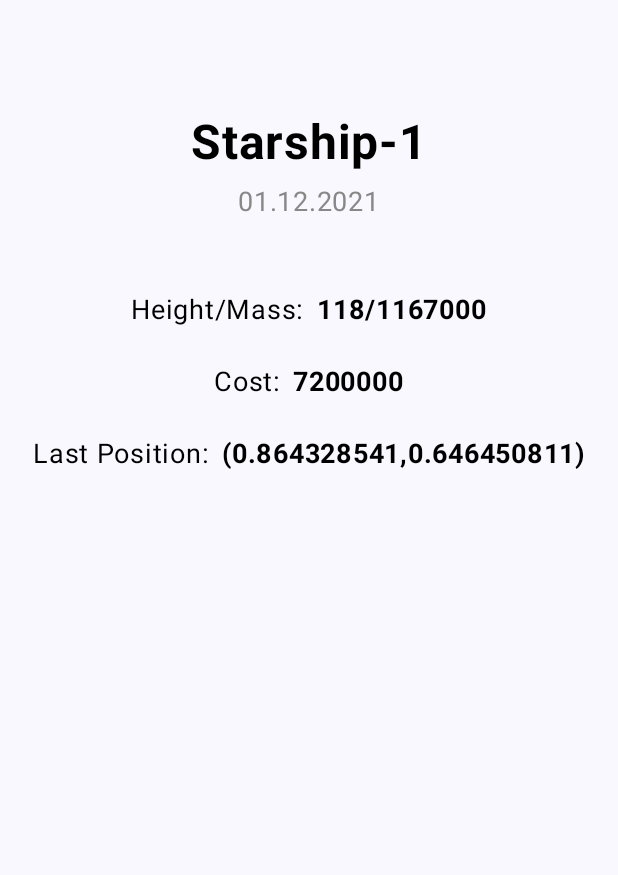
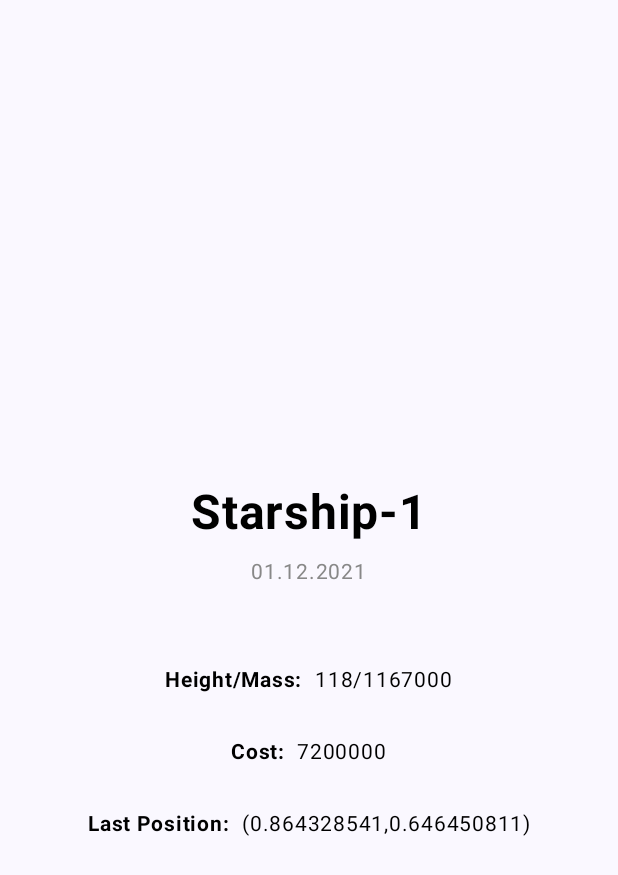
Before and after one commit to UgurYasarKazdal/SatellitePosition, an Android app built with Jetpack Compose: the screen it shows after launch (MainActivity), after a tap on "Starship-1", on a phone screen of 412 x 824 dp. Shown: the top 875 px of the screen. Run offline under Robolectric (Android 15) with nearby library versions, the phone set to English and light mode, and no system bars.

Commit message:
final touches (states, search bar, textcolor etc.  )

```diff
--- a/app/src/main/java/com/uyk/satellite/detail/presentation/SatelliteDetailBody.kt
+++ b/app/src/main/java/com/uyk/satellite/detail/presentation/SatelliteDetailBody.kt
@@ -1,6 +1,7 @@
 package com.uyk.satellite.detail.presentation
 
 import SatelliteDetailRow
+import android.util.Log
 import androidx.compose.foundation.layout.Arrangement
 import androidx.compose.foundation.layout.Box
 import androidx.compose.foundation.layout.Column
@@ -12,6 +13,8 @@ import androidx.compose.material3.MaterialTheme
 import androidx.compose.material3.Surface
 import androidx.compose.material3.Text
 import androidx.compose.runtime.Composable
+import androidx.compose.runtime.collectAsState
+import androidx.compose.runtime.getValue
 import androidx.compose.ui.Alignment
 import androidx.compose.ui.Modifier
 import androidx.compose.ui.graphics.Color
@@ -19,22 +22,17 @@ import androidx.compose.ui.text.font.FontWeight
 import androidx.compose.ui.unit.dp
 import androidx.compose.ui.unit.sp
 import com.uyk.satellite.detail.data.SatelliteDetail
+import com.uyk.satellite.util.getLineNumber
+
 
 @Composable
 fun DetailBody(
     satelliteName: String,
     satelliteDetail: SatelliteDetail,
-    satellitePosition: String
+    positionContent: @Composable () -> Unit
 ) {
-    if (satelliteDetail == null) {
-        Box(
-            modifier = Modifier.fillMaxSize(),
-            contentAlignment = Alignment.Center
-        ) {
-            Text("Uydu detayları bulunamadı.", color = Color.Gray, fontSize = 18.sp)
-        }
-        return
-    }
+
+    Log.e("DetailBody", "where are we: ${getLineNumber()}")
 
     Surface(
         modifier = Modifier.fillMaxSize(),
@@ -45,7 +43,7 @@ fun DetailBody(
                 .fillMaxSize()
                 .padding(16.dp),
             horizontalAlignment = Alignment.CenterHorizontally,
-            verticalArrangement = Arrangement.Top // İçeriği en üste hizala
+            verticalArrangement = Arrangement.Center // İçeriği en üste hizala
         ) {
             Spacer(modifier = Modifier.height(60.dp)) // Üstten boşluk bırak
 
@@ -61,7 +59,7 @@ fun DetailBody(
             // İlk Uçuş Tarihi
             Text(
                 text = satelliteDetail.firstFlightDate,
-                fontSize = 18.sp,
+                fontSize = 14.sp,
                 color = Color.Gray
             )
 
@@ -84,10 +82,15 @@ fun DetailBody(
             Spacer(modifier = Modifier.height(24.dp))
 
             // Last Position
-            SatelliteDetailRow(
-                label = "Last Position:",
-                value = satellitePosition
-            )
+            positionContent()
         }
     }
 }
+
+@Composable
+fun SatellitePositionSection(viewModel: SatelliteDetailViewModel) {
+    val satellitePosition by viewModel.satellitePosition.collectAsState()
+    val position = (satellitePosition as? UiState.Success)?.data ?: "N/A"
+
+    SatelliteDetailRow(label = "Last Position:", position)
+}
--- a/app/src/main/java/com/uyk/satellite/detail/presentation/SatelliteDetailRow.kt
+++ b/app/src/main/java/com/uyk/satellite/detail/presentation/SatelliteDetailRow.kt
@@ -9,6 +9,7 @@ import androidx.compose.ui.Alignment
 import androidx.compose.ui.Modifier
 import androidx.compose.ui.graphics.Color
 import androidx.compose.ui.text.font.FontWeight
+import androidx.compose.ui.text.style.TextOverflow
 import androidx.compose.ui.unit.dp
 import androidx.compose.ui.unit.sp
 
@@ -21,15 +22,19 @@ fun SatelliteDetailRow(label: String, value: String) {
     ) {
         Text(
             text = label,
-            fontSize = 18.sp,
-            fontWeight = FontWeight.Normal,
+            maxLines = 1,
+            overflow = TextOverflow.Ellipsis,
+            fontSize = 14.sp,
+            fontWeight = FontWeight.Bold,
             color = Color.Black
         )
         Spacer(modifier = Modifier.width(8.dp)) // Etiket ve değer arasına boşluk
         Text(
             text = value,
-            fontSize = 18.sp,
-            fontWeight = FontWeight.Bold,
+            maxLines = 1,
+            overflow = TextOverflow.Ellipsis,
+            fontSize = 14.sp,
+            fontWeight = FontWeight.Normal,
             color = Color.Black
         )
     }
--- a/app/src/main/java/com/uyk/satellite/detail/presentation/SatelliteDetailScreen.kt
+++ b/app/src/main/java/com/uyk/satellite/detail/presentation/SatelliteDetailScreen.kt
@@ -1,5 +1,6 @@
 package com.uyk.satellite.detail.presentation
 
+import android.util.Log
 import androidx.compose.foundation.layout.Box
 import androidx.compose.foundation.layout.fillMaxSize
 import androidx.compose.material3.CircularProgressIndicator
@@ -10,22 +11,21 @@ import androidx.compose.runtime.collectAsState
 import androidx.compose.runtime.getValue
 import androidx.compose.ui.Alignment
 import androidx.compose.ui.Modifier
+import com.uyk.satellite.util.getLineNumber
 import org.koin.compose.viewmodel.koinViewModel
-
 
 @Composable
 fun SatelliteDetailScreen(satelliteName: String, satelliteId: Int) {
     val satelliteDetailViewModel = koinViewModel<SatelliteDetailViewModel>()
 
     val satelliteDetail by satelliteDetailViewModel.satelliteDetail.collectAsState()
-    val satellitePosition by satelliteDetailViewModel.satellitePosition.collectAsState()
-
-    satelliteDetailViewModel.getSatelliteDetail(satelliteId = satelliteId.toString())
 
     LaunchedEffect(satelliteId) {
         satelliteDetailViewModel.getSatelliteDetail(satelliteId = satelliteId.toString())
         satelliteDetailViewModel.startPositionUpdates(satelliteId.toString())
     }
+
+    Log.e("SatelliteDetailScreen", "where are we: ${getLineNumber()}")
 
     when (satelliteDetail) {
         is UiState.Loading -> {
@@ -40,12 +40,17 @@ fun SatelliteDetailScreen(satelliteName: String, satelliteId: Int) {
 
         is UiState.Success -> {
             val detail = (satelliteDetail as UiState.Success).data
-            val position = (satellitePosition as? UiState.Success)?.data ?: "N/A"
+
+            //logları takip etmek için getLineNumber kullanıldı.
+            Log.e("SatelliteDetailScreen", "where are we: ${getLineNumber()}")
 
             DetailBody(
                 satelliteName = satelliteName,
                 satelliteDetail = detail,
-                satellitePosition = position
+                positionContent = {
+                    //pozisyon güncellemesinde tüm ekran yeniden çizilmesin pozsiyon bilgisi ayrı bir composeable içine alındı
+                    SatellitePositionSection(satelliteDetailViewModel)
+                }
             )
         }
 
@@ -60,5 +65,4 @@ fun SatelliteDetailScreen(satelliteName: String, satelliteId: Int) {
         }
 
     }
-
 }
--- a/app/src/main/java/com/uyk/satellite/list/presentation/SatelliteItem.kt
+++ b/app/src/main/java/com/uyk/satellite/list/presentation/SatelliteItem.kt
@@ -5,15 +5,16 @@ import androidx.compose.foundation.layout.Box
 import androidx.compose.foundation.layout.Column
 import androidx.compose.foundation.layout.Row
 import androidx.compose.foundation.layout.Spacer
-import androidx.compose.foundation.layout.fillMaxWidth
 import androidx.compose.foundation.layout.padding
 import androidx.compose.foundation.layout.size
 import androidx.compose.foundation.layout.width
+import androidx.compose.foundation.layout.wrapContentWidth
 import androidx.compose.foundation.shape.CircleShape
 import androidx.compose.material3.Text
 import androidx.compose.runtime.Composable
 import androidx.compose.ui.Alignment
 import androidx.compose.ui.Modifier
+import androidx.compose.ui.draw.alpha
 import androidx.compose.ui.graphics.Color
 import androidx.compose.ui.text.font.FontWeight
 import androidx.compose.ui.unit.dp
@@ -25,27 +26,29 @@ import com.uyk.satellite.list.data.SatelliteStatus
 fun SatelliteItem(satellite: Satellite, modifier: Modifier = Modifier) {
     Row(
         modifier = modifier
-            .fillMaxWidth()
+            .wrapContentWidth()
             .padding(16.dp),
         verticalAlignment = Alignment.CenterVertically
     ) {
-        // Uydu durumuna göre renkli nokta
+        // Uydu durumuna göre renkli nokta ve satır alpha değeri
 
-        val color = when (satellite.status) {
-            SatelliteStatus.ACTIVE -> Color.Green
-            SatelliteStatus.PASSIVE -> Color.Red
+        val (statusColor, rowAlphaOnStatus) = when (satellite.status) {
+            SatelliteStatus.ACTIVE -> Color.Green to 1f
+            SatelliteStatus.PASSIVE -> Color.Red to 0.5f
         }
 
         Box(
             modifier = Modifier
                 .size(12.dp)
-                .background(color, shape = CircleShape)
+                .background(statusColor, shape = CircleShape)
         )
 
         Spacer(modifier = Modifier.width(16.dp))
 
         // Uydu adı ve durumu
-        Column {
+        Column(
+            modifier = Modifier.alpha(rowAlphaOnStatus)
+        ) {
             Text(
                 text = satellite.name,
                 fontSize = 18.sp,
--- a/app/src/main/java/com/uyk/satellite/list/presentation/SatelliteScreen.kt
+++ b/app/src/main/java/com/uyk/satellite/list/presentation/SatelliteScreen.kt
@@ -1,20 +1,25 @@
 package com.uyk.satellite.list.presentation
 
+import androidx.compose.foundation.background
 import androidx.compose.foundation.clickable
-import androidx.compose.foundation.layout.Arrangement
 import androidx.compose.foundation.layout.Box
 import androidx.compose.foundation.layout.Column
 import androidx.compose.foundation.layout.PaddingValues
+import androidx.compose.foundation.layout.Row
+import androidx.compose.foundation.layout.Spacer
 import androidx.compose.foundation.layout.fillMaxSize
 import androidx.compose.foundation.layout.fillMaxWidth
+import androidx.compose.foundation.layout.height
 import androidx.compose.foundation.layout.padding
+import androidx.compose.foundation.layout.size
+import androidx.compose.foundation.layout.width
 import androidx.compose.foundation.lazy.LazyColumn
 import androidx.compose.foundation.lazy.itemsIndexed
+import androidx.compose.foundation.shape.RoundedCornerShape
+import androidx.compose.foundation.text.BasicTextField
 import androidx.compose.material3.CircularProgressIndicator
 import androidx.compose.material3.Icon
 import androidx.compose.material3.MaterialTheme
-import androidx.compose.material3.OutlinedTextField
-import androidx.compose.material3.OutlinedTextFieldDefaults
 import androidx.compose.material3.Surface
 import androidx.compose.material3.Text
 import androidx.compose.runtime.Composable
@@ -24,6 +29,7 @@ import androidx.compose.ui.Alignment
 import androidx.compose.ui.Modifier
 import androidx.compose.ui.graphics.Color
 import androidx.compose.ui.res.painterResource
+import androidx.compose.ui.text.TextStyle
 import androidx.compose.ui.text.font.FontWeight
 import androidx.compose.ui.unit.dp
 import androidx.compose.ui.unit.sp
@@ -47,34 +53,53 @@ fun SatelliteScreen(onSatelliteClick: (String, Int) -> Unit) {
         color = MaterialTheme.colorScheme.background
     ) {
         Column(
-            modifier = Modifier.fillMaxSize()
+            modifier = Modifier
+                .fillMaxSize()
+                .padding(horizontal = 16.dp),
         ) {
+            Spacer(modifier = Modifier.height(16.dp)) // üst boşluk
             // Arama çubuğu
-            OutlinedTextField(
-                value = query,
-                onValueChange = satelliteViewModel::onQueryChanged,
+            Box(
                 modifier = Modifier
                     .fillMaxWidth()
-                    .padding(horizontal = 16.dp, vertical = 8.dp),
-                placeholder = {
-                    Text(
-                        "Search",
-                        color = Color.Gray,
-                        fontSize = 16.sp,
-                        fontWeight = FontWeight.Normal
+                    .background(Color.White, shape = RoundedCornerShape(8.dp))
+                    .padding(vertical = 4.dp)
+            ) {
+                Row(
+                    verticalAlignment = Alignment.CenterVertically
+                ) {
+                    Icon(
+                        painter = painterResource(id = R.drawable.baseline_search_24),
+                        contentDescription = "Search Icon",
+                        tint = Color.Gray,
+                        modifier = Modifier.size(20.dp)
                     )
-                },
-                leadingIcon = {
-                    Icon(
-                        painter = painterResource(id = R.drawable.baseline_search_24), // Arama ikonu
-                        contentDescription = "Search Icon"
+
+                    Spacer(modifier = Modifier.width(8.dp))
+
+                    BasicTextField(
+                        value = query,
+                        onValueChange = satelliteViewModel::onQueryChanged, singleLine = true,
+                        textStyle = TextStyle(
+                            color = Color.Black,
+                            fontSize = 14.sp
+                        ),
+                        modifier = Modifier.fillMaxWidth(),
+                        decorationBox = { innerTextField ->
+                            if (query.isEmpty()) {
+                                Text(
+                                    text = "Search",
+                                    color = Color.Gray,
+                                    fontSize = 14.sp,
+                                    fontWeight = FontWeight.Normal,
+                                    lineHeight = 16.sp // daha sıkı görünüm
+                                )
+                            }
+                            innerTextField()
+                        }
                     )
-                },
-                colors = OutlinedTextFieldDefaults.colors(
-                    focusedBorderColor = Color.Gray,
-                    unfocusedBorderColor = Color.Gray
-                )
-            )
+                }
+            }
 
             when (satellites) {
                 is UiState.Loading -> {
@@ -89,10 +114,10 @@ fun SatelliteScreen(onSatelliteClick: (String, Int) -> Unit) {
 
                 is UiState.Success -> {
                     LazyColumn(
-                        contentPadding = PaddingValues(16.dp),
-                        modifier = Modifier.fillMaxSize(),
-                        verticalArrangement = Arrangement.spacedBy(8.dp),
-                        horizontalAlignment = Alignment.CenterHorizontally
+                        modifier = Modifier
+                            .fillMaxSize(), // ekranı tamamen kaplasın
+                        horizontalAlignment = Alignment.CenterHorizontally, // içerikleri yatayda ortala
+                        contentPadding = PaddingValues(vertical = 16.dp),
                     ) {
                         if (satelliteList != null) {
                             itemsIndexed(satelliteList) { index, satellite ->
--- /dev/null
+++ b/app/src/main/java/com/uyk/satellite/util/getLineNumber.kt
@@ -0,0 +1,15 @@
+package com.uyk.satellite.util
+
+import android.annotation.SuppressLint
+import java.util.stream.Stream
+
+//get dynamic line number for debugging
+@SuppressLint("NewApi")
+fun getLineNumber(): Int {
+    return StackWalker.getInstance(StackWalker.Option.SHOW_HIDDEN_FRAMES)
+        .walk { s: Stream<StackWalker.StackFrame> ->
+            s.skip(
+                1
+            ).findFirst()
+        }.get().lineNumber
+}
```
